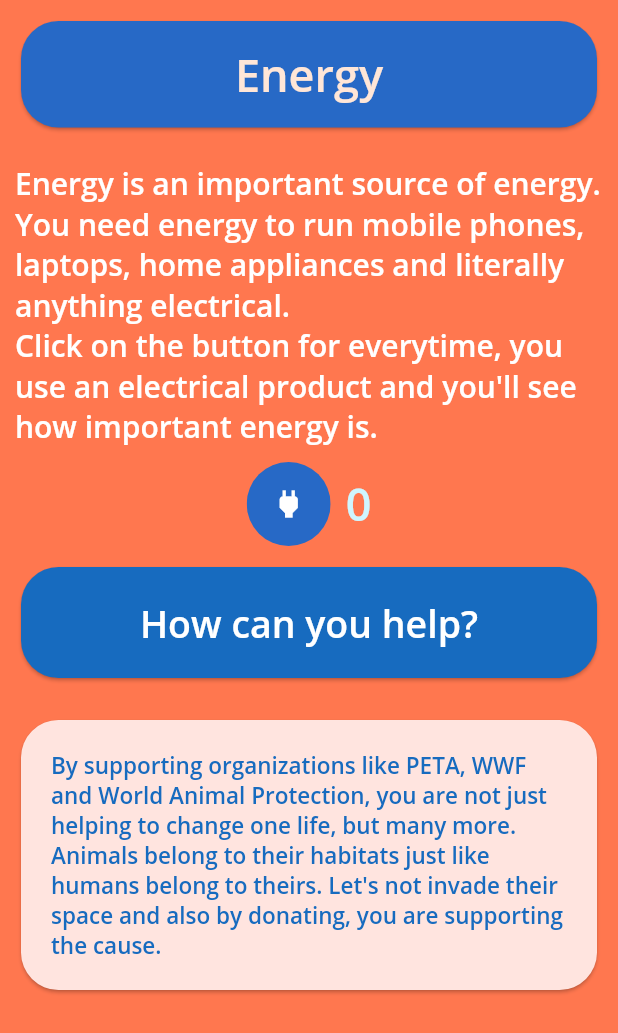
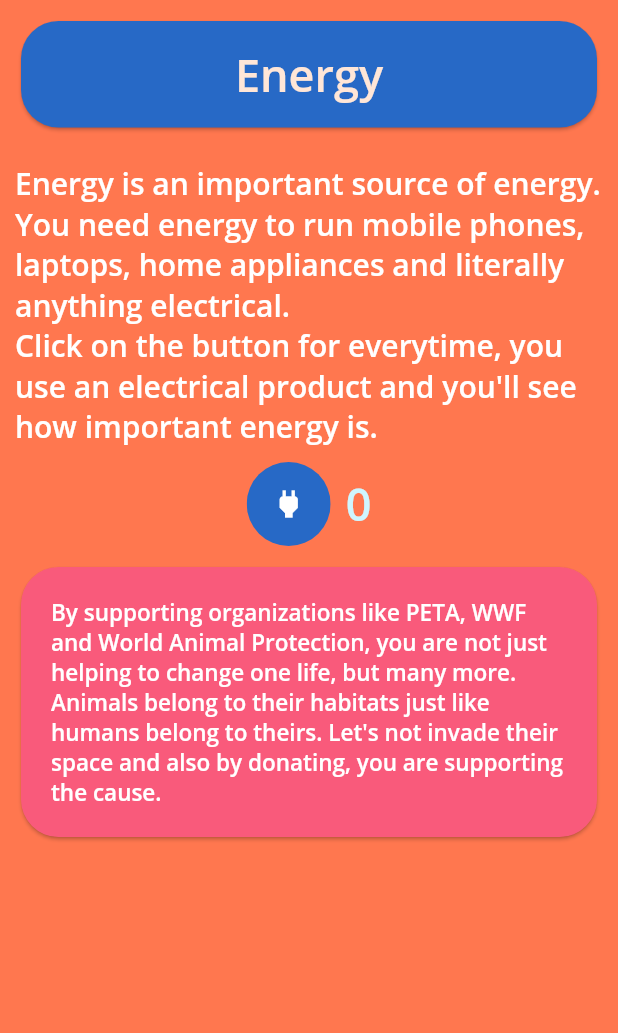
Before and after one commit to ameysunu/envirapp, a Flutter app: the screen it shows after launch, after a tap on "Energy", on a phone screen of 412 x 824 dp. Shown: the top 1033 px of the screen. Run offline on Flutter 3.47's test engine with Material 2 defaults, Android fonts, the phone set to English and light mode, and no system bars; our stand-ins replace hexcolor.

```diff
--- a/lib/energy.dart
+++ b/lib/energy.dart
@@ -97,32 +97,7 @@ class _EnergyState extends State<Energy> {
                 Padding(
                   padding: const EdgeInsets.all(10.0),
                   child: Card(
-                    color: Hexcolor('#176BBF'),
-                    shape: RoundedRectangleBorder(
-                      borderRadius: BorderRadius.vertical(
-                        top: Radius.circular(25.0),
-                        bottom: Radius.circular(25.0),
-                      ),
-                    ),
-                    child: Padding(
-                      padding: const EdgeInsets.all(20.0),
-                      child: Center(
-                        child: Text(
-                          "How can you help?",
-                          style: TextStyle(
-                            fontFamily: 'OpenSans',
-                            color: Colors.white,
-                            fontSize: 25,
-                          ),
-                        ),
-                      ),
-                    ),
-                  ),
-                ),
-                Padding(
-                  padding: const EdgeInsets.all(10.0),
-                  child: Card(
-                    color: Hexcolor('#FFE4DF'),
+                    color: Hexcolor('#F95A7B'),
                     shape: RoundedRectangleBorder(
                       borderRadius: BorderRadius.vertical(
                         top: Radius.circular(25.0),
@@ -136,7 +111,7 @@ class _EnergyState extends State<Energy> {
                         style: TextStyle(
                           fontFamily: 'OpenSans',
                           fontSize: 15,
-                          color: Hexcolor('#176BBF'),
+                          color: Hexcolor('#FFFFFF'),
                         ),
                       ),
                     ),
```
